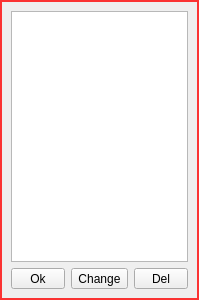
The window that src/dlglist.ui (ic005k/Knot-Legacy) describes before a commit, drawn with Qt 5.
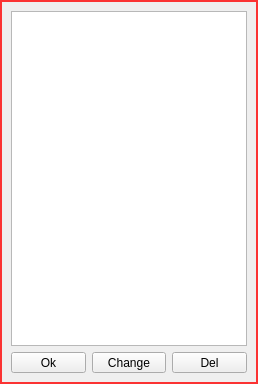
The same window after the commit. Icons and pictures are not drawn.

Patch:
```diff
--- a/src/dlglist.ui
+++ b/src/dlglist.ui
@@ -6,8 +6,8 @@
    <rect>
     <x>0</x>
     <y>0</y>
-    <width>199</width>
-    <height>300</height>
+    <width>258</width>
+    <height>384</height>
    </rect>
   </property>
   <property name="windowTitle">
@@ -23,8 +23,21 @@
 
 }</string>
   </property>
-  <layout class="QGridLayout" name="gridLayout">
-   <item row="1" column="0">
+  <layout class="QVBoxLayout" name="verticalLayout">
+   <item>
+    <widget class="QListWidget" name="listWidget">
+     <property name="dragDropMode">
+      <enum>QAbstractItemView::DragDrop</enum>
+     </property>
+     <property name="defaultDropAction">
+      <enum>Qt::IgnoreAction</enum>
+     </property>
+     <property name="viewMode">
+      <enum>QListView::IconMode</enum>
+     </property>
+    </widget>
+   </item>
+   <item>
     <layout class="QHBoxLayout" name="horizontalLayout">
      <item>
       <widget class="QToolButton" name="btnBack">
@@ -67,19 +80,6 @@
      </item>
     </layout>
    </item>
-   <item row="0" column="0">
-    <widget class="QListWidget" name="listWidget">
-     <property name="dragDropMode">
-      <enum>QAbstractItemView::NoDragDrop</enum>
-     </property>
-     <property name="defaultDropAction">
-      <enum>Qt::IgnoreAction</enum>
-     </property>
-     <property name="viewMode">
-      <enum>QListView::IconMode</enum>
-     </property>
-    </widget>
-   </item>
   </layout>
  </widget>
  <resources/>
```
